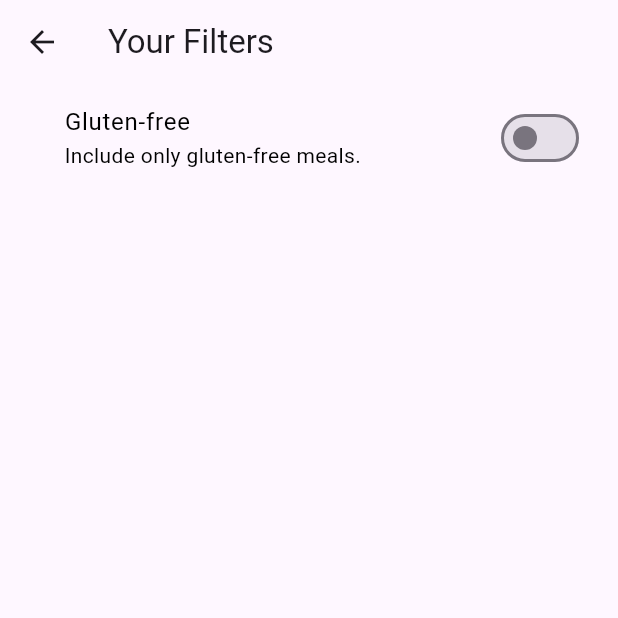
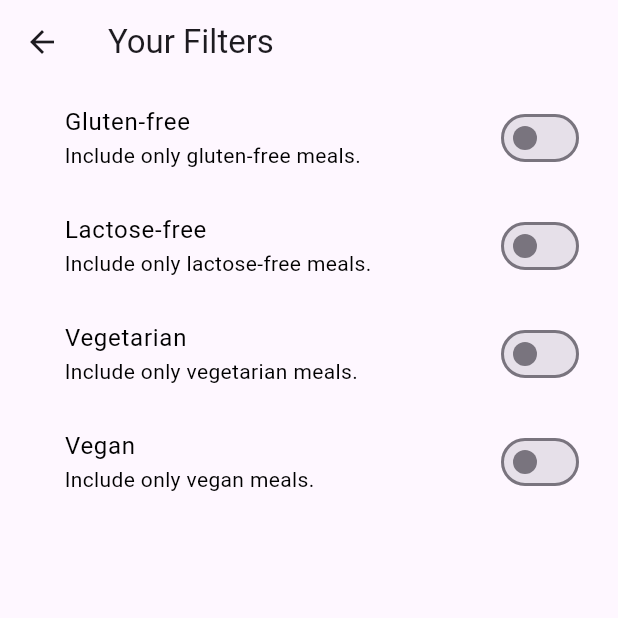
Before and after one commit to suhejbmorina99/flutter_mini_projects, a Flutter app: the FilterScreen screen opened directly, on a phone screen of 412 x 824 dp, the top half of it. Run offline on Flutter 3.47's test engine with Material 3 defaults, Android fonts, the phone set to English and light mode, and no system bars; our stand-ins replace google_fonts, transparent_image.

Commit message:
added more filter options on filter screen

```diff
--- a/meals_app/lib/screens/filters.dart
+++ b/meals_app/lib/screens/filters.dart
@@ -13,6 +13,9 @@ class FilterScreen extends StatefulWidget {
 
 class _FilterScreenState extends State<FilterScreen> {
   var _glutenFreeFilterSet = false;
+  var _lactoseFreeFilterSet = false;
+  var _vegetarianFilterSet = false;
+  var _veganFilterSet = false;
 
   @override
   Widget build(BuildContext context) {
@@ -51,6 +54,60 @@ class _FilterScreenState extends State<FilterScreen> {
             ),
             activeColor: Colors.green,
             contentPadding: const EdgeInsets.only(left: 43, right: 22),
+          ),
+          SwitchListTile(
+            value: _lactoseFreeFilterSet,
+            onChanged: (isChecked) {
+              setState(() {
+                _lactoseFreeFilterSet = isChecked;
+              });
+            },
+            title: const Text(
+              'Lactose-free',
+              style: TextStyle(color: Colors.black),
+            ),
+            subtitle: const Text(
+              'Include only lactose-free meals.',
+              style: TextStyle(color: Colors.black),
+            ),
+            activeColor: Colors.green,
+            contentPadding: const EdgeInsets.only(left: 43, right: 22),
+          ),
+          SwitchListTile(
+            value: _vegetarianFilterSet,
+            onChanged: (isChecked) {
+              setState(() {
+                _vegetarianFilterSet = isChecked;
+              });
+            },
+            title: const Text(
+              'Vegetarian',
+              style: TextStyle(color: Colors.black),
+            ),
+            subtitle: const Text(
+              'Include only vegetarian meals.',
+              style: TextStyle(color: Colors.black),
+            ),
+            activeColor: Colors.green,
+            contentPadding: const EdgeInsets.only(left: 43, right: 22),
+          ),
+          SwitchListTile(
+            value: _veganFilterSet,
+            onChanged: (isChecked) {
+              setState(() {
+                _veganFilterSet = isChecked;
+              });
+            },
+            title: const Text(
+              'Vegan',
+              style: TextStyle(color: Colors.black),
+            ),
+            subtitle: const Text(
+              'Include only vegan meals.',
+              style: TextStyle(color: Colors.black),
+            ),
+            activeColor: Colors.green,
+            contentPadding: const EdgeInsets.only(left: 43, right: 22),
           )
         ],
       ),
```
